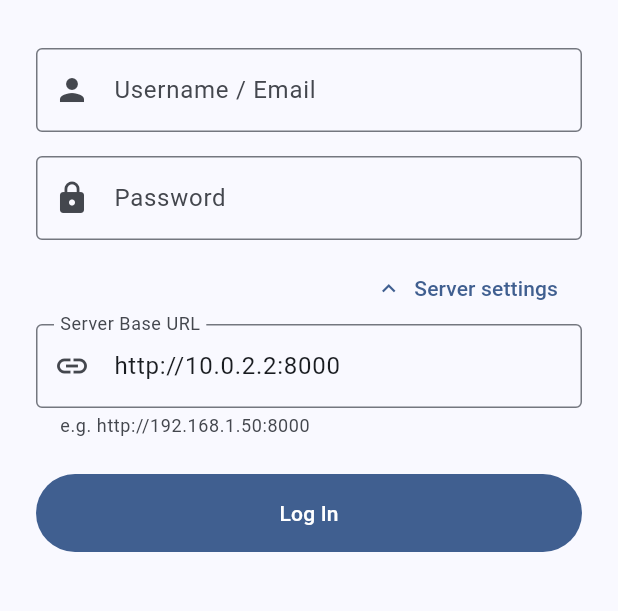
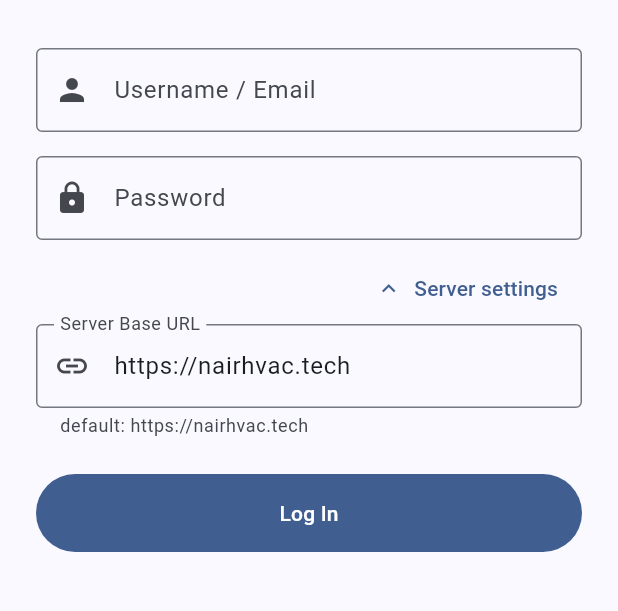
Before and after one commit to SaurabhBaraskar12/N-air-Attandance, a Flutter app: the screen it shows after launch, after a tap on "Server settings", on a phone screen of 412 x 824 dp, the part 429-1040 px from its top. Run offline on Flutter 3.47's test engine with Material 3 defaults, Android fonts, the phone set to English and light mode, and no system bars; our stand-ins replace camera, flutter_secure_storage, geolocator, permission_handler, shared_preferences; missing offline and left inert: flutter_background_service; network calls fail.

Commit message:
Point mobile app at production domain (nairhvac.tech)
Default server URL changed from the emulator host (10.0.2.2:8000) to
https://nairhvac.tech so the APK works over any mobile-data / network
out of the box. Still overridable at runtime via Server settings.
Bump version 0.6.0+6.

Co-Authored-By: Claude Opus 4.8 <noreply@anthropic.com>

```diff
--- a/mobile/lib/api_service.dart
+++ b/mobile/lib/api_service.dart
@@ -19,8 +19,10 @@ class ApiService {
   static const _kSid = 'sid';
   static const _kUser = 'username';
 
-  // sensible default; overridden by the value saved on the Login screen.
-  String _baseUrl = 'http://10.0.2.2:8000'; // 10.0.2.2 = host from Android emu
+  // Production server (public HTTPS domain) — works over mobile data / any
+  // network out of the box. Still overridable at runtime on the Login screen
+  // and persisted (e.g. to point at a LAN bench for local testing).
+  String _baseUrl = 'https://nairhvac.tech';
   String? _sid;
   String? _username;
 
--- a/mobile/lib/screens/login_screen.dart
+++ b/mobile/lib/screens/login_screen.dart
@@ -89,7 +89,7 @@ class _LoginScreenState extends State<LoginScreen> {
                     controller: _url,
                     decoration: const InputDecoration(
                         labelText: 'Server Base URL',
-                        helperText: 'e.g. http://192.168.1.50:8000',
+                        helperText: 'default: https://nairhvac.tech',
                         border: OutlineInputBorder(),
                         prefixIcon: Icon(Icons.link)),
                     keyboardType: TextInputType.url,
--- a/mobile/pubspec.yaml
+++ b/mobile/pubspec.yaml
@@ -1,7 +1,7 @@
 name: attendance_log_app
 description: "Employee attendance with selfie face-match + GPS geofencing (Frappe HR)."
 publish_to: 'none'
-version: 1.0.0+1
+version: 0.6.0+6
 
 environment:
   sdk: '>=3.3.0 <4.0.0'
```
